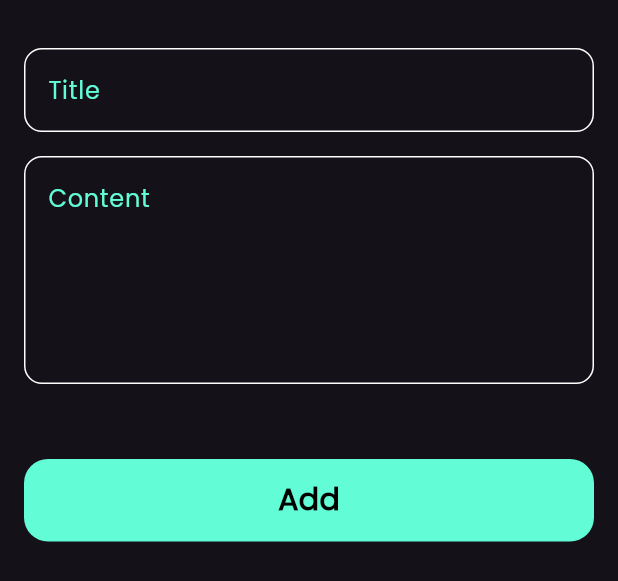
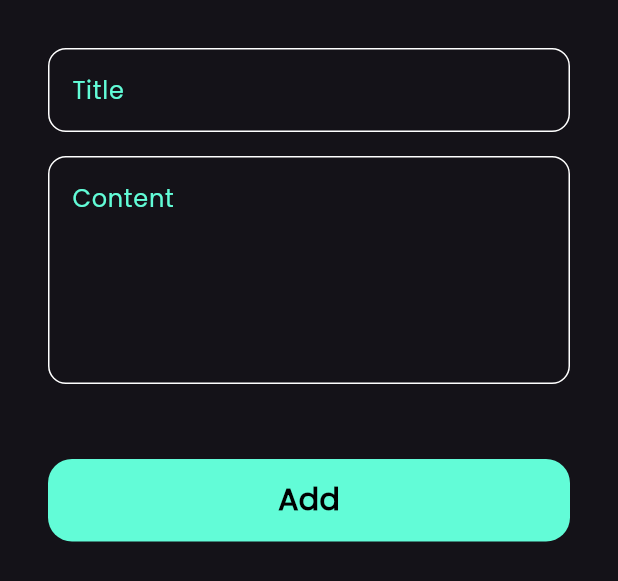
Before and after one commit to fatma-gelil/Notes_App, a Flutter app: the AddNoteButtomSheet widget shown alone on an empty page, opened directly, on a phone screen of 412 x 824 dp. Shown: the top 581 px of the screen. Run offline on Flutter 3.47's test engine with Material 3 defaults, Android fonts, the phone set to English and light mode, and no system bars; drawn by our look-alikes of modal_progress_hud_nsn; our stand-ins replace bloc, flutter_bloc, font_awesome_flutter, hive, hive_flutter; accounts and stored records are empty.

Commit message:
feat: enhance add note functionality with loading state and button feedback

```diff
--- a/lib/views/widgets/add_note_buttom_sheet.dart
+++ b/lib/views/widgets/add_note_buttom_sheet.dart
@@ -1,6 +1,5 @@
 import 'package:flutter/material.dart';
 import 'package:flutter_bloc/flutter_bloc.dart';
-import 'package:modal_progress_hud_nsn/modal_progress_hud_nsn.dart';
 import 'package:notes_app/cubits/add_note_cubit/add_note_cubit.dart';
 import 'package:notes_app/cubits/add_note_cubit/add_note_state.dart';
 import 'package:notes_app/views/widgets/add_note_form.dart';
@@ -31,9 +30,13 @@ class _AddNoteButtomSheetState extends State<AddNoteButtomSheet> {
             }
           },
           builder: (context, state) {
-            return ModalProgressHUD(
-                inAsyncCall: state is AddNotesLoading ? true : false,
-                child: SingleChildScrollView(child: AddNoteForm()));
+            return AbsorbPointer(
+              absorbing: state is AddNotesLoading ? true : false,
+              child: Padding(
+                padding: const EdgeInsets.symmetric(horizontal: 16),
+                child: SingleChildScrollView(child: AddNoteForm()),
+              ),
+            );
           },
         ),
       ),
--- a/lib/views/widgets/add_note_form.dart
+++ b/lib/views/widgets/add_note_form.dart
@@ -1,6 +1,7 @@
 import 'package:flutter/material.dart';
 import 'package:flutter_bloc/flutter_bloc.dart';
 import 'package:notes_app/cubits/add_note_cubit/add_note_cubit.dart';
+import 'package:notes_app/cubits/add_note_cubit/add_note_state.dart';
 import 'package:notes_app/models/note_model.dart';
 import 'package:notes_app/views/widgets/custom_add_button.dart';
 import 'package:notes_app/views/widgets/custom_text_field.dart';
@@ -47,7 +48,10 @@ class _AddNoteFormState extends State<AddNoteForm> {
           const SizedBox(
             height: 50,
           ),
-          CustomAddButton(
+          BlocBuilder<AddNotesCubit, AddNotesState>(
+            builder: (context, state) {
+              return CustomAddButton(
+                isLoading: state is AddNotesLoading? true : false,
                 text: 'Add',
                 ontap: () {
                   if (formKey.currentState!.validate()) {
@@ -60,10 +64,10 @@ class _AddNoteFormState extends State<AddNoteForm> {
                     BlocProvider.of<AddNotesCubit>(context).addNote(noteModel);
                   } else {
                     autovalidateMode = AutovalidateMode.always;
-                setState(() {
-
-                });
+                    setState(() {});
                   }
+                },
+              );
             },
           ),
           const SizedBox(
--- a/lib/views/widgets/custom_add_button.dart
+++ b/lib/views/widgets/custom_add_button.dart
@@ -2,13 +2,15 @@ import 'package:flutter/material.dart';
 import 'package:notes_app/constants.dart';
 
 class CustomAddButton extends StatelessWidget {
-  const CustomAddButton({super.key, required this.text, this.ontap});
+  const CustomAddButton(
+      {super.key, required this.text, this.ontap, this.isLoading = false});
   final String text;
   final void Function()? ontap;
+  final bool isLoading;
   @override
   Widget build(BuildContext context) {
     return GestureDetector(
-      onTap: ontap ,
+      onTap: ontap,
       child: Container(
         width: MediaQuery.of(context).size.width,
         height: 55,
@@ -17,11 +19,21 @@ class CustomAddButton extends StatelessWidget {
           borderRadius: BorderRadius.circular(16),
         ),
         child: Center(
-          child: Text(
-            text,
-            style: const TextStyle(
-                color: Colors.black, fontSize: 20, fontWeight: FontWeight.bold),
-          ),
+          child: isLoading
+              ? SizedBox(
+                width: 24,
+                height: 24,
+                child: CircularProgressIndicator(
+                    color: Colors.black,
+                  ),
+              )
+              : Text(
+                  text,
+                  style: const TextStyle(
+                      color: Colors.black,
+                      fontSize: 20,
+                      fontWeight: FontWeight.bold),
+                ),
         ),
       ),
     );
```
Lines whose indentation alone changed are shown as unchanged.
